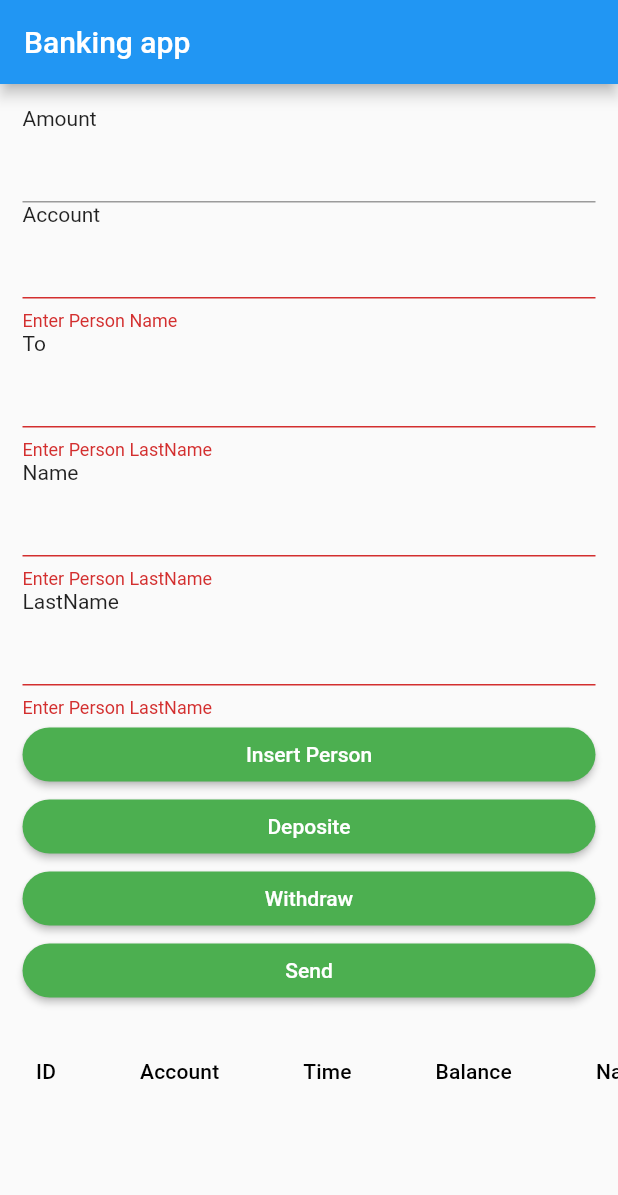
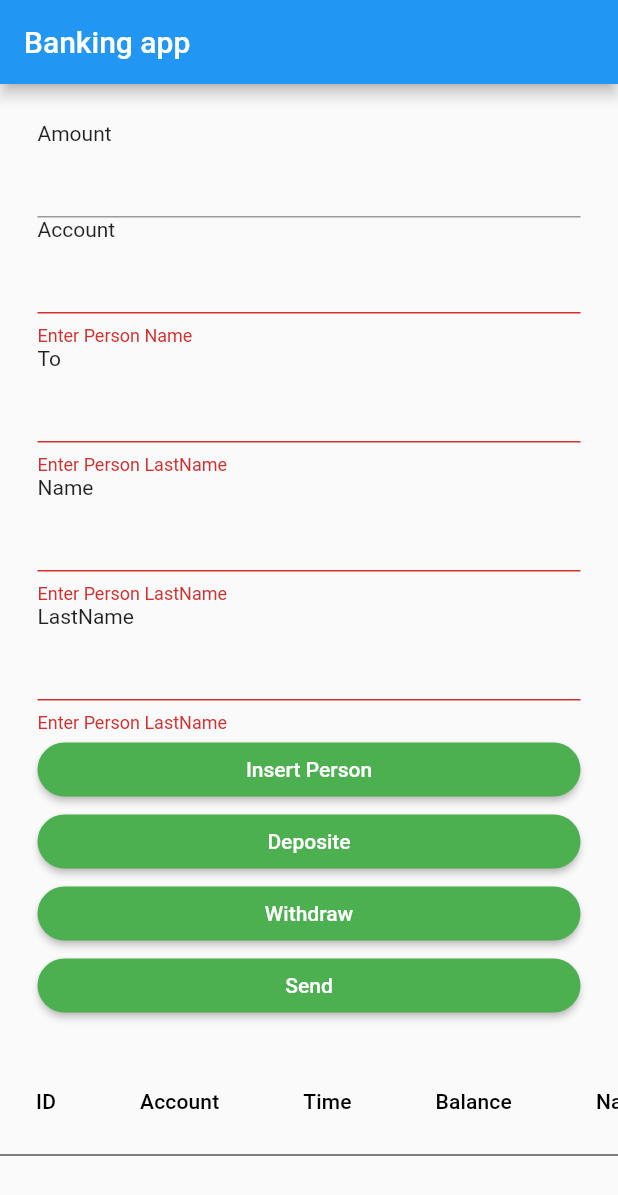
Before and after one commit to sherryhuo/Banking-ui, a Flutter app: the screen it shows after launch, after a tap on "Insert Person", after a tap on "Deposite", on a phone screen of 412 x 824 dp. Shown: the top 1195 px of the screen. Run offline on Flutter 3.47's test engine with Material 2 defaults, Android fonts, the light colour scheme and no system bars.

Commit message:
Edited the main dart file, with MediaQuery being returned

```diff
--- a/lib/main.dart
+++ b/lib/main.dart
@@ -1,9 +1,7 @@
 import 'package:flutter/material.dart';
+import 'Persons.dart';
 
-import 'Persons.dart';
 void main() => runApp(InsertDataTable());
-
-
 
 class InsertDataTable extends StatefulWidget {
   @override
@@ -11,10 +9,9 @@ class InsertDataTable extends StatefulWidget {
 }
 
 class _InsertDataTableState extends State<InsertDataTable> {
-  List<Persons> PersonsLst = <Persons>[
+  List<Persons> PersonsLst = <Persons>[];
 
-  ];
-
+// create variables for text boxes
   final formKey = new GlobalKey<FormState>();
   var ID_Controller = new TextEditingController();
   var Account_Controller = new TextEditingController();
@@ -23,6 +20,25 @@ class _InsertDataTableState extends State<InsertDataTable> {
   var Name_Controller = new TextEditingController();
   var LastName_Controller = new TextEditingController();
   var Time_Controller = new TextEditingController();
+
+  var more = ElevatedButton(
+      onPressed: () {
+        builder:
+        (BuildContext context) {
+          return SizedBox(
+            height: 200,
+            child: Center(
+              child: Column(
+                mainAxisAlignment: MainAxisAlignment.center,
+                children: const <Widget>[
+                  Text('GeeksforGeeks'),
+                ],
+              ),
+            ),
+          );
+        };
+      },
+      child: const Text('showModalBottomSheet'));
   var lastID = 0;
 
   @override
@@ -31,36 +47,113 @@ class _InsertDataTableState extends State<InsertDataTable> {
     lastID++;
     ID_Controller.text = lastID.toString();
   }
+
   refreshList() {
     setState(() {
       ID_Controller.text = lastID.toString();
     });
   }
+
+// Validate function creates entry for the table
   validate() {
     if (formKey.currentState!.validate()) {
       formKey.currentState!.save();
+
       String ID = ID_Controller.text;
       String A = Account_Controller.text;
       String name = Name_Controller.text;
       String M = Money_Controller.text;
-      String LastName =LastName_Controller.text;
+      String LastName = LastName_Controller.text;
       int timestamp = DateTime.now().millisecondsSinceEpoch;
-
+      if (PersonsLst.every((element) => element.account.toString() != A)) {
+        ElevatedButton el = more;
         print(timestamp); //output: 1638592424384
         int ts = 1638592424384;
         DateTime tsdate = DateTime.fromMillisecondsSinceEpoch(timestamp);
-      String datetime = tsdate.year.toString() + "/" + tsdate.month.toString() + "/" + tsdate.day.toString() + " " + tsdate.hour.toString() +":"+ tsdate.minute.toString() ;
+        String datetime = tsdate.year.toString() +
+            "/" +
+            tsdate.month.toString() +
+            "/" +
+            tsdate.day.toString() +
+            " " +
+            tsdate.hour.toString() +
+            ":" +
+            tsdate.minute.toString();
         print(datetime); //output: 2021/12/4
         String T = datetime;
-      Persons p = Persons(int.parse(ID),  name.toString(),LastName.toString(),int.parse(A),  T.toString(), double.parse(M));
+        Persons p = Persons(int.parse(ID), name.toString(), LastName.toString(),
+            int.parse(A), T.toString(), double.parse(M), el);
         PersonsLst.add(p);
         lastID++;
+      }
+
       refreshList();
-      Account_Controller.text = "";
-      To_Controller.text = "";
-      Money_Controller.text = "";
+      /*   To_Controller.text = " ";
+      Account_Controller.text = " ";
+      Money_Controller.text = " ";
+      LastName_Controller.text = " ";
+      Name_Controller.text = " ";*/
     }
   }
+
+// Deposite allows for each entry to gain money in balance
+  deposite() {
+    String A = Account_Controller.text;
+    String M = Money_Controller.text;
+    PersonsLst.forEach((element) {
+      if (element.account.toString() == A)
+        element.money = element.money + double.parse(M);
+    });
+
+    refreshList();
+    /*  To_Controller.text = " ";
+    Account_Controller.text = " ";
+    Money_Controller.text = " ";
+    LastName_Controller.text = " ";
+    Name_Controller.text = " ";*/
+  }
+
+// Transfer allows for balance of one user to be sent to another
+  transfer() {
+    String A = Account_Controller.text;
+    String M = Money_Controller.text;
+    String T = To_Controller.text;
+    PersonsLst.forEach((element) {
+      if (element.account.toString() == A)
+        element.money = element.money - double.parse(M);
+      else if (element.account.toString() == T)
+        element.money = element.money + double.parse(M);
+    });
+
+    refreshList();
+  }
+
+// Withdraw command removes money from the user entry in the table
+  withdraw() {
+    // if (formKey.currentState!.validate()) {
+    //  formKey.currentState!.save();
+
+    String ID = ID_Controller.text;
+    String A = Account_Controller.text;
+    String name = Name_Controller.text;
+    String M = Money_Controller.text;
+    String LastName = LastName_Controller.text;
+    int timestamp = DateTime.now().millisecondsSinceEpoch;
+
+    PersonsLst.forEach((element) {
+      if (element.account.toString() == A)
+        element.money = element.money - double.parse(M);
+    });
+
+    refreshList();
+  }
+
+/*  trans() {
+    SizedBox (width: 200.0,
+      height: 300.0,
+      child: Card(child: Text('Hello World!')),
+    );
+  }   */
 
   bool NotIntCheck(var N) {
     final V = int.tryParse(N);
@@ -74,20 +167,24 @@ class _InsertDataTableState extends State<InsertDataTable> {
     }
   }
 
+// Adds media query function to allow for modal to work (placeholder)
   @override
   Widget build(BuildContext context) {
-    return MaterialApp(
-
+    return MediaQuery(
+      data: MediaQueryData(),
+      child: MaterialApp(
+        // Make the home provide the scaffold instead of returning it for the Widget
       home: Scaffold(
         appBar: AppBar(
           title: Text("Banking app"),
         ),
         body: ListView(
+
           children: <Widget>[
             Form(
               key: formKey,
               child: Padding(
-                padding: EdgeInsets.all(15.0),
+                padding: EdgeInsets.all(25.0),
                 child: Column(
                   crossAxisAlignment: CrossAxisAlignment.start,
                   children: <Widget>[
@@ -118,7 +215,6 @@ class _InsertDataTableState extends State<InsertDataTable> {
                       validator: (val) =>
                           val?.length == 0 ? 'Enter Person LastName' : null,
                     ),
-
                     Text("LastName"),
                     TextFormField(
                       controller: LastName_Controller,
@@ -141,7 +237,6 @@ class _InsertDataTableState extends State<InsertDataTable> {
                         ),
                         onPressed: validate,
                       ),
-
                     ),
                     SizedBox(
                       width: double.infinity,
@@ -156,9 +251,8 @@ class _InsertDataTableState extends State<InsertDataTable> {
                             color: Colors.white,
                           ),
                         ),
-                        onPressed: validate,
+                        onPressed: deposite,
                       ),
-
                     ),
                     SizedBox(
                       width: double.infinity,
@@ -173,9 +267,8 @@ class _InsertDataTableState extends State<InsertDataTable> {
                             color: Colors.white,
                           ),
                         ),
-                        onPressed: validate,
+                        onPressed: withdraw,
                       ),
-
                     ),
                     SizedBox(
                       width: double.infinity,
@@ -190,11 +283,9 @@ class _InsertDataTableState extends State<InsertDataTable> {
                             color: Colors.white,
                           ),
                         ),
-                        onPressed: validate,
+                        onPressed: transfer,
                       ),
-
                     ),
-
                   ],
                 ),
               ),
@@ -221,8 +312,10 @@ class _InsertDataTableState extends State<InsertDataTable> {
                   DataColumn(
                     label: Text("LastName"),
                   ),
+                  DataColumn(
+                    label: Text("More"),
+                  ),
                 ],
-
                 rows: PersonsLst.map(
                   (p) => DataRow(cells: [
                     DataCell(
@@ -243,11 +336,19 @@ class _InsertDataTableState extends State<InsertDataTable> {
                     DataCell(
                       Text(p.lastName.toString()),
                     ),
+                    DataCell(
+                      ElevatedButton(
+                          onPressed: () {}, child: const Text('Transactions')),
+                    ),
                   ]),
                 ).toList(),
               ),
             ),
+            Divider(
+              color: Colors.black
+            ),
           ],
+        ),
       ),
     ),
     );
```
Lines whose indentation alone changed are shown as unchanged.
